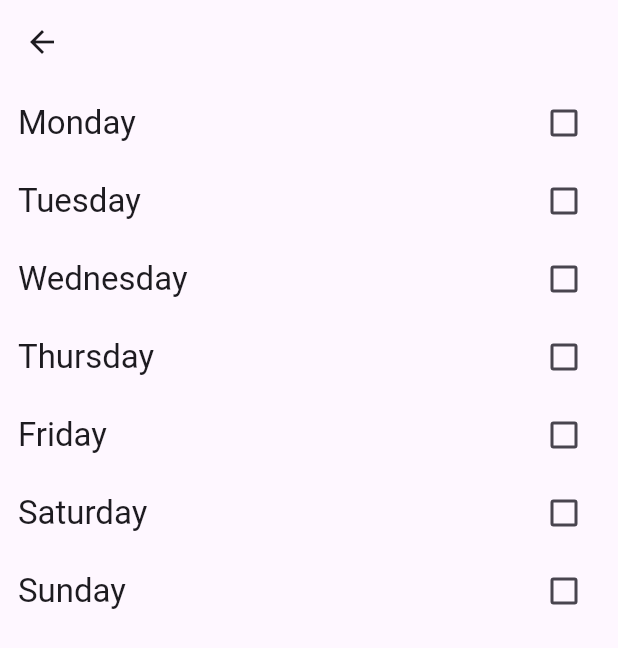
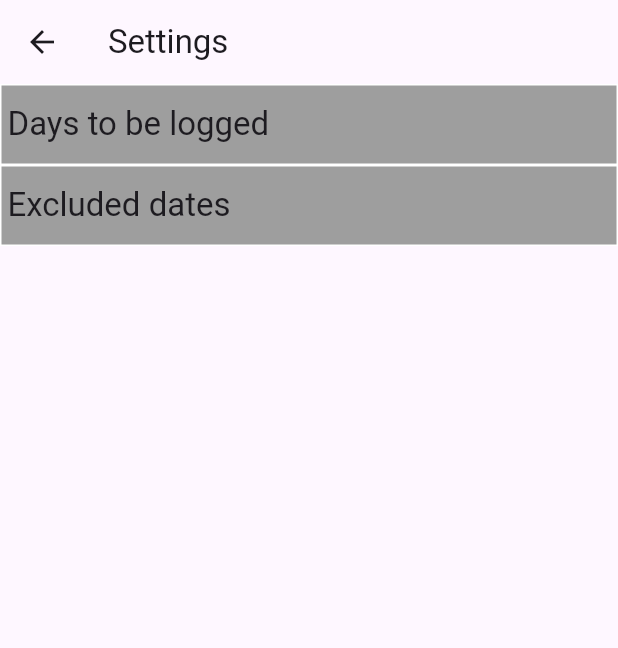
Before and after one commit to cave-aqua/loc_logger, a Flutter app: the SettingScreen screen opened directly, on a phone screen of 412 x 824 dp. Shown: the top 648 px of the screen. Run offline on Flutter 3.47's test engine with Material 3 defaults, Android fonts, the phone set to English and light mode, and no system bars; our stand-ins replace flutter_map, flutter_riverpod, geolocator, latlong2, logger, riverpod_annotation and 1 more; missing offline and left inert: background_fetch, flex_color_picker, flutter_background_service, geodesy, geolocator_android, geolocator_apple and 1 more; accounts and stored records are empty; generated files the repository leaves out were written again.

Commit message:
feat: clean up settings screen and drawer

```diff
--- a/lib/providers/location_notifier.dart
+++ b/lib/providers/location_notifier.dart
@@ -62,6 +62,8 @@ class LocationNotifier extends StateNotifier<List<Location>> {
   void removeLocation(String locationId) async {
     Database db = await initDb();
     db.delete(LOCATIONS_TABLE, where: 'id = ?', whereArgs: [locationId]);
+    db.delete(VISISTED_LOCATION_TABLE,
+        where: 'location_id = ?', whereArgs: [locationId]);
 
     state = state.where((location) => location.id != locationId).toList();
   }
--- a/lib/screens/locations/aggregations/location_list_item.dart
+++ b/lib/screens/locations/aggregations/location_list_item.dart
@@ -16,9 +16,6 @@ class ListItemWidget extends StatelessWidget {
   @override
   Widget build(BuildContext context) {
     return Expanded(
-      child: Dismissible(
-        key: Key(location.id),
-        onDismissed: (direction) => removeLocation(location.id),
       child: GestureDetector(
         onTap: () => Navigator.push(
             context,
@@ -48,7 +45,6 @@ class ListItemWidget extends StatelessWidget {
           ),
         ),
       ),
-      ),
     );
   }
 }
--- /dev/null
+++ b/lib/screens/settings/aggregations/setting_list_item.dart
@@ -0,0 +1,38 @@
+import 'package:flutter/material.dart';
+
+class SettingListItem extends StatelessWidget {
+  final String name;
+  final Widget settingScreen;
+
+  const SettingListItem(
+      {super.key, required this.name, required this.settingScreen});
+
+  @override
+  Widget build(BuildContext context) {
+    return InkWell(
+      onTap: () {
+        Navigator.push(
+            context,
+            MaterialPageRoute(
+              builder: (context) => settingScreen,
+            ));
+      },
+      child: Container(
+        padding: const EdgeInsets.symmetric(horizontal: 4, vertical: 12),
+        decoration: BoxDecoration(
+            color: Colors.grey,
+            border: Border.all(width: 1, color: Colors.white)),
+        child: Row(
+          children: [
+            Expanded(
+              child: Text(
+                name,
+                style: Theme.of(context).textTheme.titleLarge,
+              ),
+            ),
+          ],
+        ),
+      ),
+    );
+  }
+}
--- a/lib/screens/settings/setting_screen.dart
+++ b/lib/screens/settings/setting_screen.dart
@@ -1,7 +1,7 @@
 import 'package:flutter/material.dart';
-import 'package:loc_logger/models/settings/day_setting.dart';
-import 'package:loc_logger/screens/settings/day_setting/day_setting_row.dart';
-import 'package:loc_logger/services/day_settings.dart';
+import 'package:loc_logger/screens/settings/aggregations/setting_list_item.dart';
+import 'package:loc_logger/screens/settings/day_setting/day_setting_screen.dart';
+import 'package:loc_logger/screens/settings/excluded_date_settings/excluded_date_setting_screen.dart';
 
 class SettingScreen extends StatefulWidget {
   const SettingScreen({super.key});
@@ -14,36 +14,22 @@ class _SettingScreenState extends State<SettingScreen> {
   @override
   Widget build(BuildContext context) {
     return Scaffold(
-      appBar: AppBar(),
-      body: FutureBuilder(
-        future: getDaySettings(),
-        builder: (context, snapshot) {
-          if (snapshot.connectionState == ConnectionState.done) {
-            if (snapshot.hasData && snapshot.data != null) {
-              List<DaySetting> daySettings = snapshot.data!;
-
-              return ListView.builder(
-                itemCount: daySettings.length,
-                itemBuilder: (context, index) {
-                  return DaySettingRow(daySetting: daySettings[index]);
-                },
-              );
-            }
-
-            if (snapshot.hasError) {
-              return Center(
-                child: Text(snapshot.error.toString()),
-              );
-            }
-
-            return const Center(
-              child: Text('No day settings could be found'),
-            );
-          }
-
-          return const Center(child: CircularProgressIndicator());
-        },
-      ),
-    );
+        appBar: AppBar(
+          title: const Text('Settings'),
+        ),
+        body: const SingleChildScrollView(
+          child: Column(
+            children: [
+              SettingListItem(
+                name: 'Days to be logged',
+                settingScreen: DaySettingScreen(),
+              ),
+              SettingListItem(
+                name: 'Excluded dates',
+                settingScreen: ExcludedDateSettingScreeen(),
+              ),
+            ],
+          ),
+        ));
   }
 }
--- a/lib/widgets/main_drawer.dart
+++ b/lib/widgets/main_drawer.dart
@@ -12,14 +12,13 @@ class MainDrawer extends StatelessWidget {
     return Drawer(
       child: ListView(
         children: [
-          MainDrawerListTile(icon: Icons.home, title: 'Home', onTap: () {}),
           MainDrawerListTile(
               icon: Icons.location_city_outlined,
               title: 'Locations',
               onTap: () {
                 Navigator.push(context, MaterialPageRoute(
                   builder: (context) {
-                    return LocationsOverview();
+                    return const LocationsOverview();
                   },
                 ));
               }),
@@ -39,7 +38,7 @@ class MainDrawer extends StatelessWidget {
             title: 'Test',
             onTap: () {
               Navigator.push(context,
-                  MaterialPageRoute(builder: (context) => TestScreen()));
+                  MaterialPageRoute(builder: (context) => const TestScreen()));
             },
           ),
         ],
```
Also changed, not shown: lib/main.dart (+1 -15 lines), lib/screens/locations/add_location.dart (+12 -3 lines), lib/screens/locations/location_detail.dart (+16 -1 lines), lib/screens/settings/day_setting/day_setting_screen.dart (added, +44 -0 lines), lib/screens/settings/excluded_date_settings/excluded_date_setting_screen.dart (added, +38 -0 lines). Lines whose indentation alone changed are shown as unchanged.
